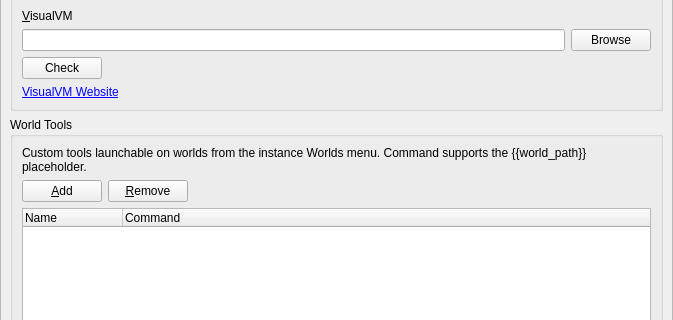
Above: launcher/ui/pages/global/ExternalToolsPage.ui from PrismLauncher/PrismLauncher before the change; both pictures show x 0 to 673 and y 273 to 593 of the 673 by 823 pixel window. Below: the same form after it.
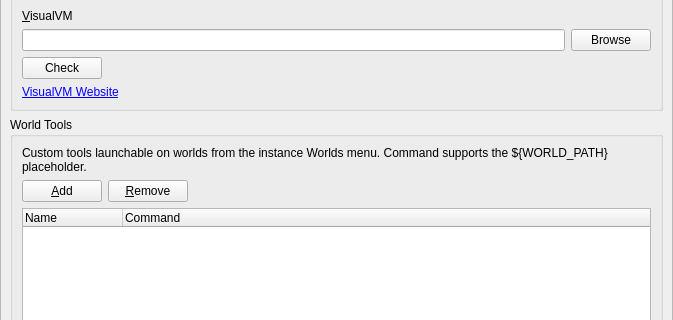
That is the form after the change.

Commit message: fix: expand world tool vars after arg splitting

Patch:
```diff
--- a/launcher/ui/pages/global/ExternalToolsPage.ui
+++ b/launcher/ui/pages/global/ExternalToolsPage.ui
@@ -242,7 +242,7 @@
           <item>
            <widget class="QLabel" name="worldToolsHint">
             <property name="text">
-             <string>Custom tools launchable on worlds from the instance Worlds menu. Command supports the {{world_path}} placeholder.</string>
+             <string>Custom tools launchable on worlds from the instance Worlds menu. Command supports the ${WORLD_PATH} placeholder.</string>
             </property>
             <property name="wordWrap">
              <bool>true</bool>
```
The commit also changes 3 other files.
